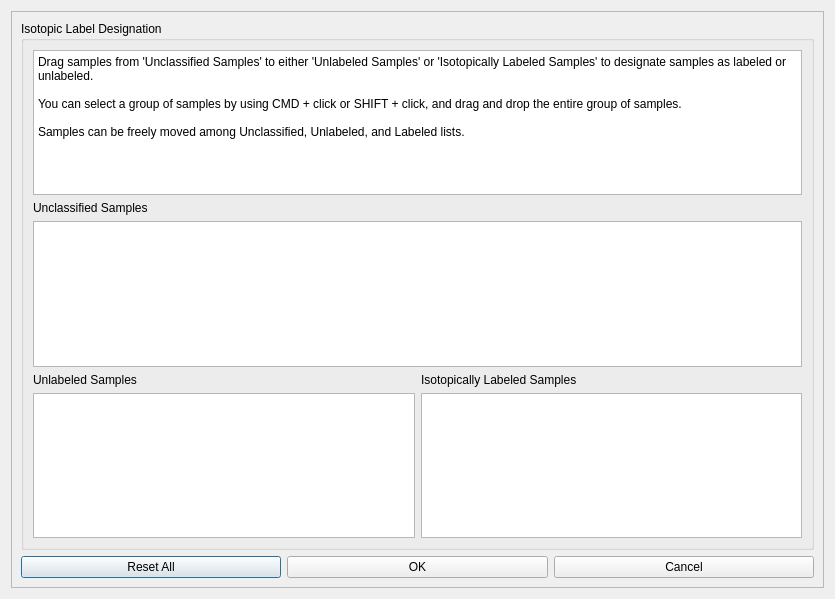
Qt form src/maven/forms/configurediffisotopesearch.ui (eugenemel/maven) before a commit.
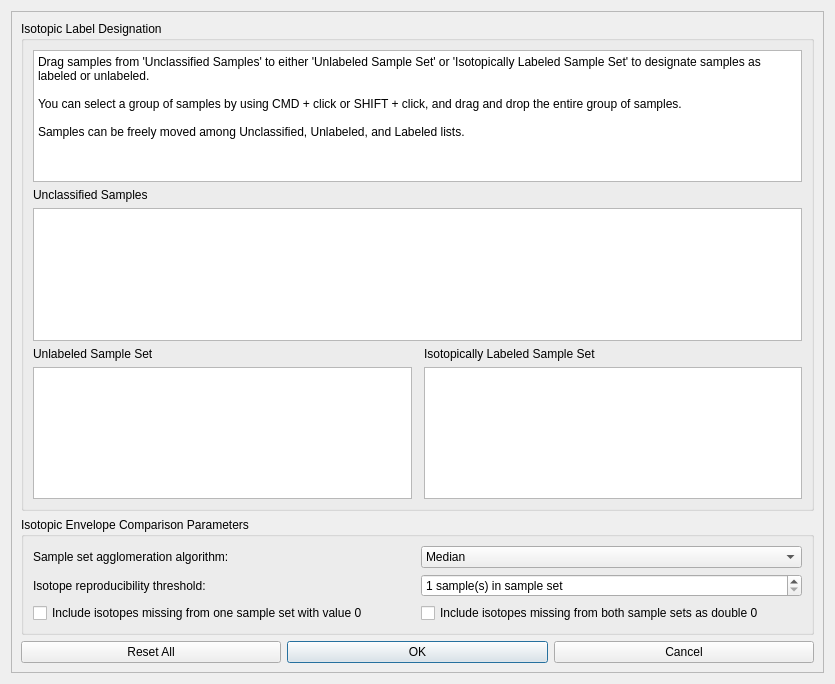
The same form after that commit.

Commit message: Issue 720: Updated UI with exposure to diff iso search parameters.

Patch:
```diff
--- a/src/maven/forms/configurediffisotopesearch.ui
+++ b/src/maven/forms/configurediffisotopesearch.ui
@@ -7,7 +7,7 @@
     <x>0</x>
     <y>0</y>
     <width>835</width>
-    <height>599</height>
+    <height>684</height>
    </rect>
   </property>
   <property name="windowTitle">
@@ -23,65 +23,117 @@
       <enum>QFrame::Raised</enum>
      </property>
      <layout class="QGridLayout" name="gridLayout_3">
+      <item row="3" column="1">
+       <widget class="QPushButton" name="btnOK">
+        <property name="text">
+         <string>OK</string>
+        </property>
+       </widget>
+      </item>
+      <item row="1" column="0" colspan="3">
+       <widget class="QGroupBox" name="grpEnvelopeParameters">
+        <property name="title">
+         <string>Isotopic Envelope Comparison Parameters</string>
+        </property>
+        <layout class="QGridLayout" name="gridLayout_4">
+         <item row="1" column="0">
+          <widget class="QLabel" name="lblMinNumSamples">
+           <property name="text">
+            <string>Isotope reproducibility threshold:</string>
+           </property>
+          </widget>
+         </item>
+         <item row="1" column="1">
+          <widget class="QSpinBox" name="spnMinNumSamples">
+           <property name="suffix">
+            <string> sample(s) in sample set</string>
+           </property>
+           <property name="minimum">
+            <number>1</number>
+           </property>
+           <property name="maximum">
+            <number>999999999</number>
+           </property>
+           <property name="value">
+            <number>1</number>
+           </property>
+          </widget>
+         </item>
+         <item row="2" column="0">
+          <widget class="QCheckBox" name="chkIncludeOneMissingIsotope">
+           <property name="text">
+            <string>Include isotopes missing from one sample set with value 0</string>
+           </property>
+          </widget>
+         </item>
+         <item row="2" column="1">
+          <widget class="QCheckBox" name="chkIncludeTwoMissingIsotopes">
+           <property name="text">
+            <string>Include isotopes missing from both sample sets as double 0</string>
+           </property>
+          </widget>
+         </item>
+         <item row="0" column="0">
+          <widget class="QLabel" name="lblSampleSetAgglomeration">
+           <property name="text">
+            <string>Sample set agglomeration algorithm:</string>
+           </property>
+          </widget>
+         </item>
+         <item row="0" column="1">
+          <widget class="QComboBox" name="cmbSampleSetAgglomeration">
+           <item>
+            <property name="text">
+             <string>Median</string>
+            </property>
+           </item>
+           <item>
+            <property name="text">
+             <string>Mean</string>
+            </property>
+           </item>
+           <item>
+            <property name="text">
+             <string>Max</string>
+            </property>
+           </item>
+           <item>
+            <property name="text">
+             <string>Sum</string>
+            </property>
+           </item>
+          </widget>
+         </item>
+        </layout>
+       </widget>
+      </item>
+      <item row="3" column="2">
+       <widget class="QPushButton" name="btnCancel">
+        <property name="text">
+         <string>Cancel</string>
+        </property>
+       </widget>
+      </item>
+      <item row="3" column="0">
+       <widget class="QPushButton" name="btnReset">
+        <property name="text">
+         <string>Reset All</string>
+        </property>
+       </widget>
+      </item>
       <item row="0" column="0" colspan="3">
        <widget class="QGroupBox" name="grpAssignSamples">
         <property name="title">
          <string>Isotopic Label Designation</string>
         </property>
         <layout class="QGridLayout" name="gridLayout_2">
-         <item row="2" column="0" colspan="2">
-          <widget class="QListWidget" name="listAvailableSamples">
-           <property name="sizePolicy">
-            <sizepolicy hsizetype="Preferred" vsizetype="Expanding">
-             <horstretch>0</horstretch>
-             <verstretch>0</verstretch>
-            </sizepolicy>
-           </property>
-           <property name="dragDropMode">
-            <enum>QAbstractItemView::DragDrop</enum>
-           </property>
-           <property name="defaultDropAction">
-            <enum>Qt::MoveAction</enum>
-           </property>
-           <property name="selectionMode">
-            <enum>QAbstractItemView::ExtendedSelection</enum>
-           </property>
-          </widget>
-         </item>
-         <item row="3" column="1">
-          <widget class="QLabel" name="lblLabeledSamples">
-           <property name="text">
-            <string>Isotopically Labeled Samples</string>
-           </property>
-          </widget>
-         </item>
-         <item row="3" column="0">
-          <widget class="QLabel" name="lblUnlabeledSamples">
-           <property name="text">
-            <string>Unlabeled Samples</string>
-           </property>
-          </widget>
-         </item>
-         <item row="1" column="0" colspan="2">
+         <item row="1" column="0" colspan="3">
           <widget class="QLabel" name="lblUnclassifiedSamples">
            <property name="text">
             <string>Unclassified Samples</string>
            </property>
           </widget>
          </item>
-         <item row="4" column="1">
-          <widget class="QListWidget" name="listLabeledSamples">
-           <property name="dragDropMode">
-            <enum>QAbstractItemView::DragDrop</enum>
-           </property>
-           <property name="defaultDropAction">
-            <enum>Qt::MoveAction</enum>
-           </property>
-           <property name="selectionMode">
-            <enum>QAbstractItemView::ExtendedSelection</enum>
-           </property>
-          </widget>
-         </item>
          <item row="4" column="0">
           <widget class="QListWidget" name="listUnlabeledSamples">
            <property name="dragDropMode">
@@ -95,7 +147,14 @@
            </property>
           </widget>
          </item>
-         <item row="0" column="0" colspan="2">
+         <item row="3" column="2">
+          <widget class="QLabel" name="lblLabeledSamples">
+           <property name="text">
+            <string>Isotopically Labeled Sample Set</string>
+           </property>
+          </widget>
+         </item>
+         <item row="0" column="0" colspan="3">
           <widget class="QPlainTextEdit" name="txtInstructions">
            <property name="enabled">
             <bool>true</bool>
@@ -113,7 +172,7 @@
             <bool>true</bool>
            </property>
            <property name="plainText">
-            <string>Drag samples from 'Unclassified Samples' to either 'Unlabeled Samples' or 'Isotopically Labeled Samples' to designate samples as labeled or unlabeled.
+            <string>Drag samples from 'Unclassified Samples' to either 'Unlabeled Sample Set' or 'Isotopically Labeled Sample Set' to designate samples as labeled or unlabeled.
 
 You can select a group of samples by using CMD + click or SHIFT + click, and drag and drop the entire group of samples.
 
@@ -121,30 +180,48 @@
            </property>
           </widget>
          </item>
+         <item row="2" column="0" colspan="3">
+          <widget class="QListWidget" name="listAvailableSamples">
+           <property name="sizePolicy">
+            <sizepolicy hsizetype="Preferred" vsizetype="Expanding">
+             <horstretch>0</horstretch>
+             <verstretch>0</verstretch>
+            </sizepolicy>
+           </property>
+           <property name="dragDropMode">
+            <enum>QAbstractItemView::DragDrop</enum>
+           </property>
+           <property name="defaultDropAction">
+            <enum>Qt::MoveAction</enum>
+           </property>
+           <property name="selectionMode">
+            <enum>QAbstractItemView::ExtendedSelection</enum>
+           </property>
+          </widget>
+         </item>
+         <item row="3" column="0">
+          <widget class="QLabel" name="lblUnlabeledSamples">
+           <property name="text">
+            <string>Unlabeled Sample Set</string>
+           </property>
+          </widget>
+         </item>
+         <item row="4" column="2">
+          <widget class="QListWidget" name="listLabeledSamples">
+           <property name="dragDropMode">
+            <enum>QAbstractItemView::DragDrop</enum>
+           </property>
+           <property name="defaultDropAction">
+            <enum>Qt::MoveAction</enum>
+           </property>
+           <property name="selectionMode">
+            <enum>QAbstractItemView::ExtendedSelection</enum>
+           </property>
+          </widget>
+         </item>
         </layout>
        </widget>
       </item>
-      <item row="1" column="0">
-       <widget class="QPushButton" name="btnReset">
-        <property name="text">
-         <string>Reset All</string>
-        </property>
-       </widget>
-      </item>
-      <item row="1" column="1">
-       <widget class="QPushButton" name="btnOK">
-        <property name="text">
-         <string>OK</string>
-        </property>
-       </widget>
-      </item>
-      <item row="1" column="2">
-       <widget class="QPushButton" name="btnCancel">
-        <property name="text">
-         <string>Cancel</string>
-        </property>
-       </widget>
-      </item>
      </layout>
     </widget>
    </item>
```
